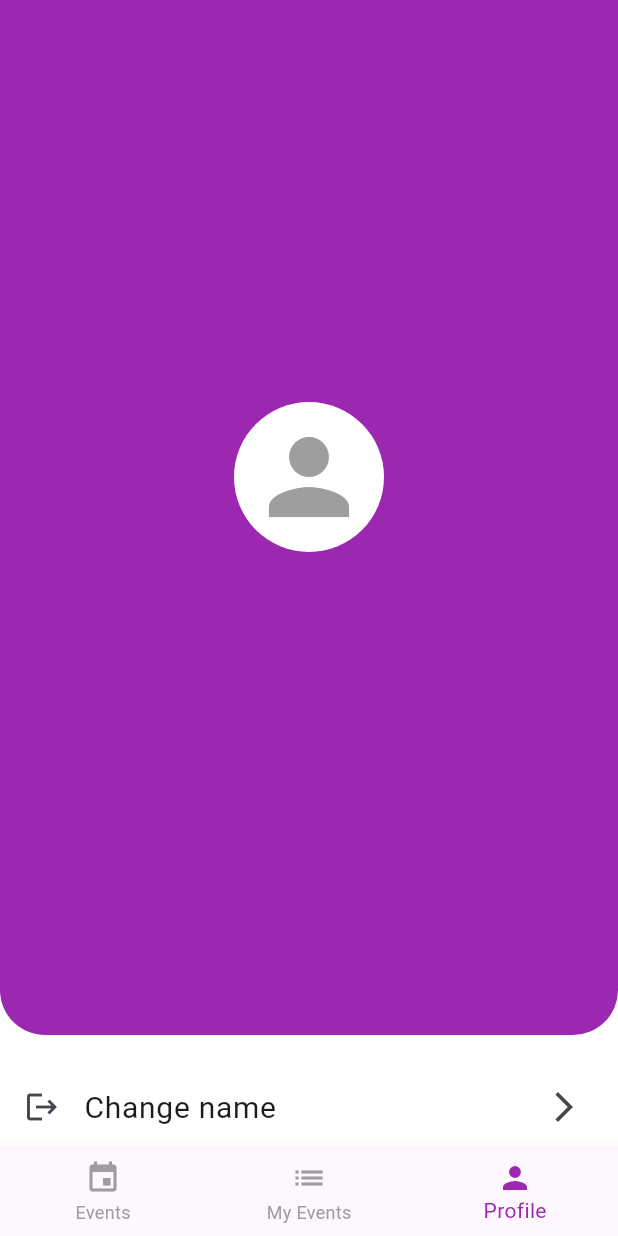
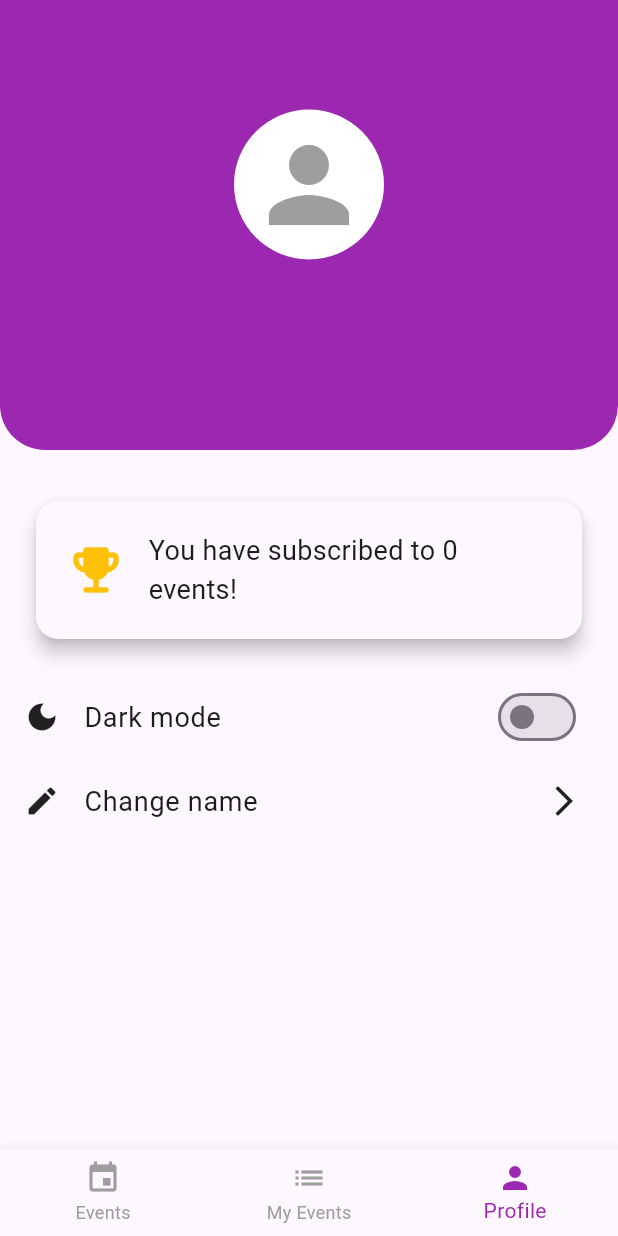
Before and after one commit to ana03ap/f_project1_movil, a Flutter app: the MyProfile screen opened by its route, on a phone screen of 412 x 824 dp. Run offline on Flutter 3.47's test engine with Material 3 defaults, Android fonts, the phone set to English and light mode, and no system bars; our stand-ins replace adaptive_theme, get, google_fonts.

Commit message:
Adding dark mode

```diff
--- a/lib/presentation/pages/home_screen.dart
+++ b/lib/presentation/pages/home_screen.dart
@@ -9,10 +9,9 @@ class HomeScreen extends StatelessWidget {
   final HomeController homeController = Get.find<HomeController>();
   final TextEditingController nameController = TextEditingController();
 
-
   void navigateToStartPage() {
     if (nameController.text.isNotEmpty) {
-       homeController.setName(nameController.text);
+      homeController.setName(nameController.text);
 
       Get.toNamed('/startpage');
     } else {
--- a/lib/presentation/pages/profile.dart
+++ b/lib/presentation/pages/profile.dart
@@ -1,29 +1,31 @@
-import 'package:f_project_1/presentation/controllers/home_controller.dart';
 import 'package:flutter/material.dart';
 import 'package:get/get.dart';
+import 'package:f_project_1/presentation/controllers/home_controller.dart';
+import 'package:f_project_1/presentation/controllers/event_controller.dart';
 import '../widgets/bottom_nav_bar.dart';
+import 'package:adaptive_theme/adaptive_theme.dart';
 
 class MyProfile extends StatelessWidget {
   final HomeController homeController = Get.find<HomeController>();
+  final EventController eventController = Get.find<EventController>();
+
   MyProfile({super.key});
 
-  void navigateTohomeScreen() {
-    Get.toNamed('/home');
+  void navigateTohomeScreen(BuildContext context) {
+    AdaptiveTheme.of(context).setLight();
+    Get.offAllNamed('/home');
   }
-
-
 
   @override
   Widget build(BuildContext context) {
     return Scaffold(
-        backgroundColor: Colors.white,
+      backgroundColor: Theme.of(context).scaffoldBackgroundColor,
       body: Column(
-          crossAxisAlignment: CrossAxisAlignment.start,
+        crossAxisAlignment: CrossAxisAlignment.center,
         children: <Widget>[
-            Expanded(
-              child: Container(
-                width: MediaQuery.of(context).size.width,
-                height: 600,
+          Container(
+            width: double.infinity,
+            height: 300,
             decoration: const BoxDecoration(
               color: Colors.purple,
               borderRadius: BorderRadius.only(
@@ -34,29 +36,10 @@ class MyProfile extends StatelessWidget {
             child: Column(
               mainAxisAlignment: MainAxisAlignment.center,
               children: <Widget>[
-                    Stack(
-                      alignment: Alignment.center,
-                      children: <Widget>[
-                        Container(
-                          width: 100,
-                          height: 100,
-                          decoration: const BoxDecoration(
-                            shape: BoxShape.circle,
-                            color: Colors.white,
-                          ),
-                        ),
-                        const Icon(Icons.person, size: 80, color: Colors.grey),
-                        Positioned(
-                          bottom: 0,
-                          right: 0,
-                          child: Container(
-                            decoration: const BoxDecoration(
-                              shape: BoxShape.circle,
-                              color: Colors.white,
-                            ),
-                          ),
-                        ),
-                      ],
+                const CircleAvatar(
+                  radius: 50,
+                  backgroundColor: Colors.white,
+                  child: Icon(Icons.person, size: 80, color: Colors.grey),
                 ),
                 const SizedBox(height: 20),
                 Obx(() => Text(
@@ -64,24 +47,84 @@ class MyProfile extends StatelessWidget {
                       style: const TextStyle(
                         fontSize: 24,
                         color: Colors.white,
+                        fontWeight: FontWeight.bold,
                       ),
                     )),
               ],
             ),
           ),
+          const SizedBox(height: 30),
+          Obx(() {
+            final eventCount = eventController.joinedEvents.length;
+            return Padding(
+              padding: const EdgeInsets.symmetric(horizontal: 20),
+              child: Card(
+                shape: RoundedRectangleBorder(
+                    borderRadius: BorderRadius.circular(15)),
+                elevation: 5,
+                color: Theme.of(context).cardColor,
+                child: Padding(
+                  padding: const EdgeInsets.all(20),
+                  child: Row(
+                    children: [
+                      const Icon(Icons.emoji_events_rounded,
+                          color: Colors.amber, size: 40),
+                      const SizedBox(width: 15),
+                      Expanded(
+                        child: Text(
+                          'You have subscribed to $eventCount event${eventCount == 1 ? '!' : 's!'}',
+                          style: TextStyle(
+                            fontSize: 18,
+                            color: Theme.of(context).textTheme.bodyLarge?.color,
                           ),
-            const SizedBox(height: 20),
-            ListTile(
-              leading: const Icon(Icons.logout),
-              title: const Text(
-                'Change name',
-                style: TextStyle(fontSize: 20),
                         ),
-              trailing: const Icon(Icons.arrow_forward_ios),
-              onTap: () => navigateTohomeScreen(),
                       ),
                     ],
                   ),
-        bottomNavigationBar: BottomNavBar());
+                ),
+              ),
+            );
+          }),
+          const SizedBox(height: 20),
+          ListTile(
+            tileColor: Theme.of(context).cardColor,
+            leading:
+                Icon(Icons.dark_mode, color: Theme.of(context).iconTheme.color),
+            title: Text(
+              'Dark mode',
+              style: TextStyle(
+                fontSize: 18,
+                color: Theme.of(context).textTheme.bodyLarge?.color,
+              ),
+            ),
+            trailing: Switch(
+              value: AdaptiveTheme.of(context).mode == AdaptiveThemeMode.dark,
+              onChanged: (bool value) {
+                if (value) {
+                  AdaptiveTheme.of(context).setDark();
+                } else {
+                  AdaptiveTheme.of(context).setLight();
+                }
+              },
+            ),
+          ),
+          ListTile(
+            tileColor: Theme.of(context).cardColor,
+            leading: Icon(Icons.edit, color: Theme.of(context).iconTheme.color),
+            title: Text(
+              'Change name',
+              style: TextStyle(
+                fontSize: 18,
+                color: Theme.of(context).textTheme.bodyLarge?.color,
+              ),
+            ),
+            trailing: Icon(Icons.arrow_forward_ios,
+                color: Theme.of(context).iconTheme.color),
+            onTap: () => navigateTohomeScreen(context),
+          ),
+        ],
+      ),
+      bottomNavigationBar: BottomNavBar(),
+    );
   }
 }
--- a/pubspec.yaml
+++ b/pubspec.yaml
@@ -21,6 +21,7 @@ dependencies:
   flutter:
     sdk: flutter
   google_fonts: ^6.2.1
+  adaptive_theme: ^3.2.0
   font_awesome_flutter: ^10.5.0
   get: ^4.7.2
   http: ^1.3.0
```
Also changed, not shown: lib/main.dart (+13 -3 lines), lib/presentation/pages/details_screen.dart (+52 -24 lines), lib/presentation/pages/my_events.dart (+17 -8 lines), lib/presentation/pages/startpage.dart (+34 -33 lines), lib/presentation/widgets/container_icon_with_text.dart (+17 -13 lines), lib/presentation/widgets/event_card.dart (+12 -8 lines), lib/presentation/widgets/pastevent_card.dart (+23 -12 lines), pubspec.lock, 1 other file. Lines whose indentation alone changed are shown as unchanged.
